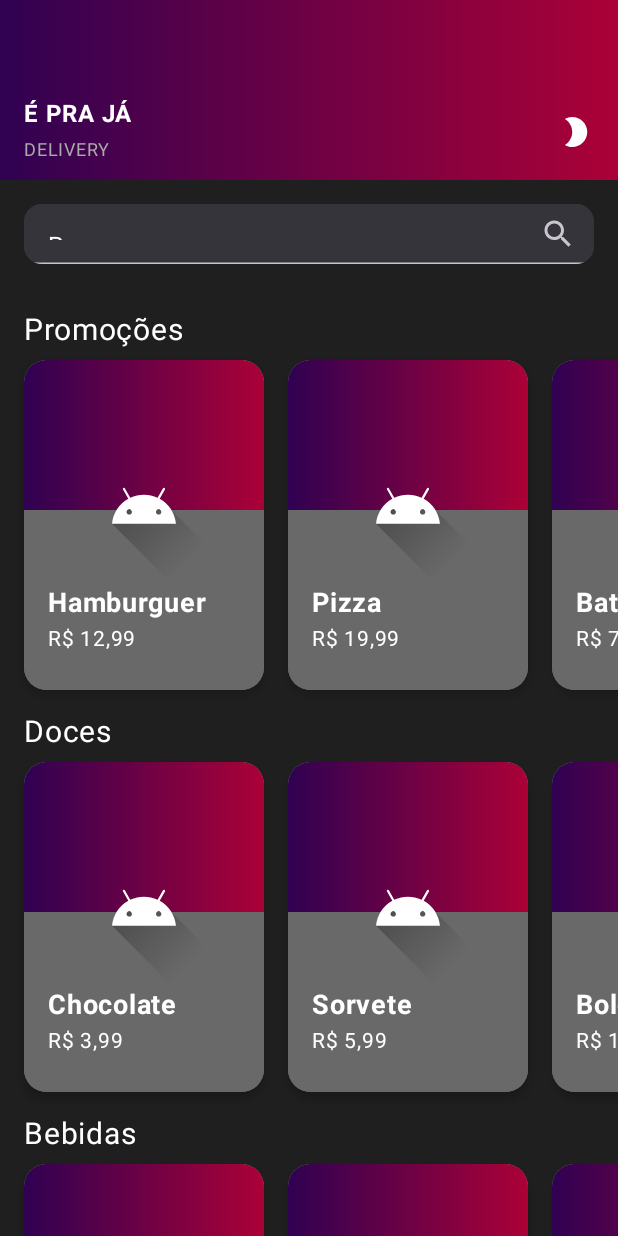
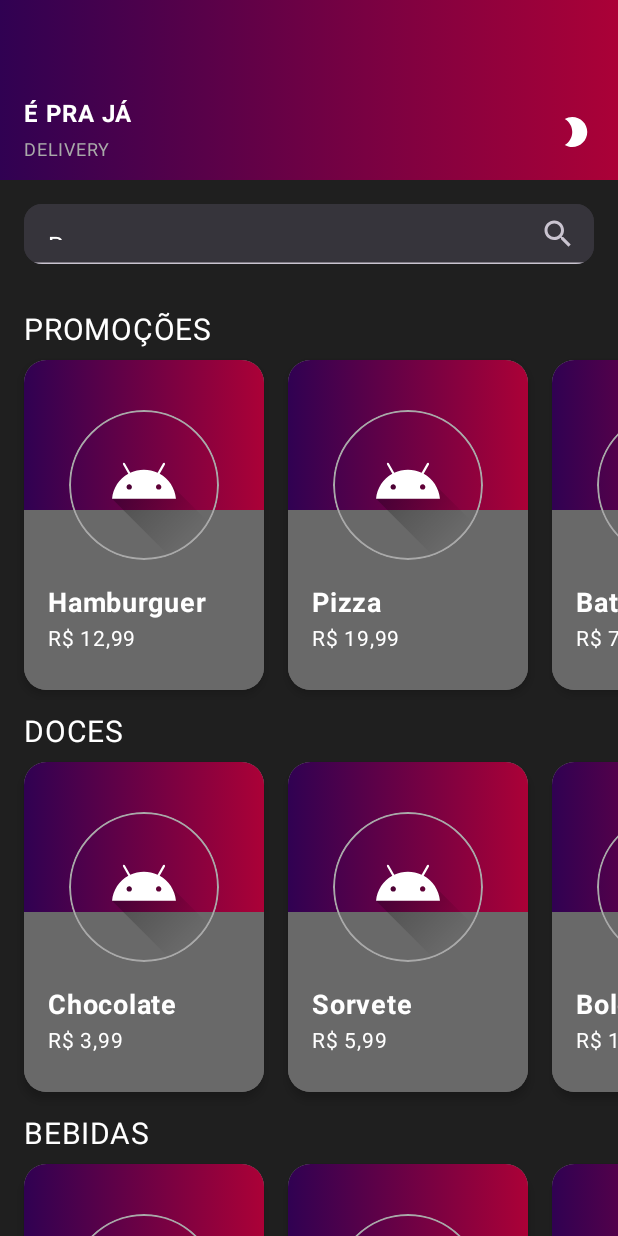
Before and after one commit to Cacaendlich/FORNOW, an Android app built with Jetpack Compose: the screen it shows after launch (MainActivity), on a phone screen of 412 x 824 dp. Run offline under Robolectric (Android 15) with nearby library versions, the phone set to English and light mode, and no system bars; pictures from the network do not load.

Commit message:
finished design

```diff
--- a/app/src/main/java/com/camilaendlich/fornow/ui/components/ProductItemLayout.kt
+++ b/app/src/main/java/com/camilaendlich/fornow/ui/components/ProductItemLayout.kt
@@ -2,6 +2,7 @@ package com.camilaendlich.fornow.ui.components
 
 import android.util.Log
 import androidx.compose.foundation.background
+import androidx.compose.foundation.border
 import androidx.compose.foundation.layout.Box
 import androidx.compose.foundation.layout.Column
 import androidx.compose.foundation.layout.Spacer
@@ -34,6 +35,7 @@ import com.camilaendlich.fornow.R
 import com.camilaendlich.fornow.extensions.toBrazilianCurrency
 import com.camilaendlich.fornow.models.Product
 import com.camilaendlich.fornow.ui.theme.FORNOWTheme
+import com.camilaendlich.fornow.ui.theme.MediumGray
 import com.camilaendlich.fornow.ui.theme.Primary
 import com.camilaendlich.fornow.ui.theme.Secondary
 import java.math.BigDecimal
@@ -77,10 +79,15 @@ fun ProductItemLayout(
                     model = product.image,
                     contentDescription = "Imagem do produto",
                     modifier = Modifier
-                        .offset(y = imageSize / 2)
+                        .offset(y = imageSize / 3)
                         .size(imageSize)
                         .clip(shape = CircleShape)
-                        .align(Alignment.BottomCenter),
+                        .align(Alignment.BottomCenter)
+                        .border(
+                            width = 1.dp,
+                            color = MediumGray,
+                            shape = CircleShape
+                        ),
                     contentScale = ContentScale.Crop,
                     placeholder = painterResource(id = R.drawable.ic_launcher_background),
                     error = painterResource(id = R.drawable.ic_launcher_foreground)
--- a/app/src/main/java/com/camilaendlich/fornow/ui/components/ProductSectionLayout.kt
+++ b/app/src/main/java/com/camilaendlich/fornow/ui/components/ProductSectionLayout.kt
@@ -27,7 +27,7 @@ fun ProductSectionLayout(
 ){
     Column {
         Text(
-            text = name,
+            text = name.uppercase(),
             modifier = Modifier
                 .padding(horizontal = 16.dp),
             color = MaterialTheme.colorScheme.onSurface,
```
